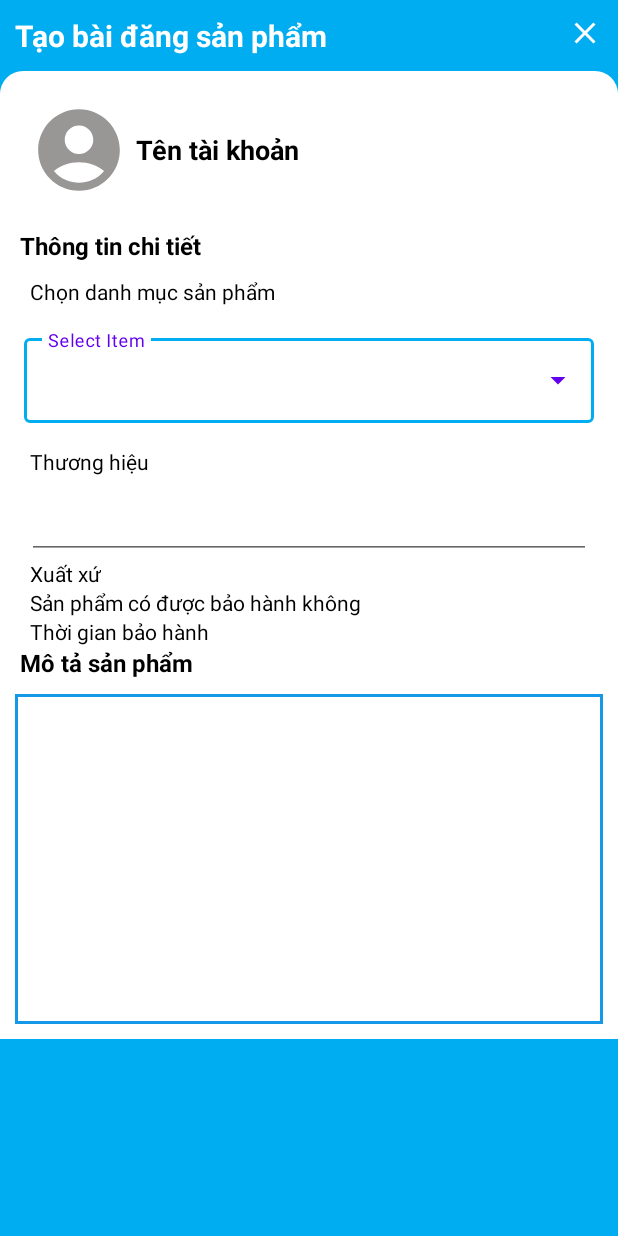
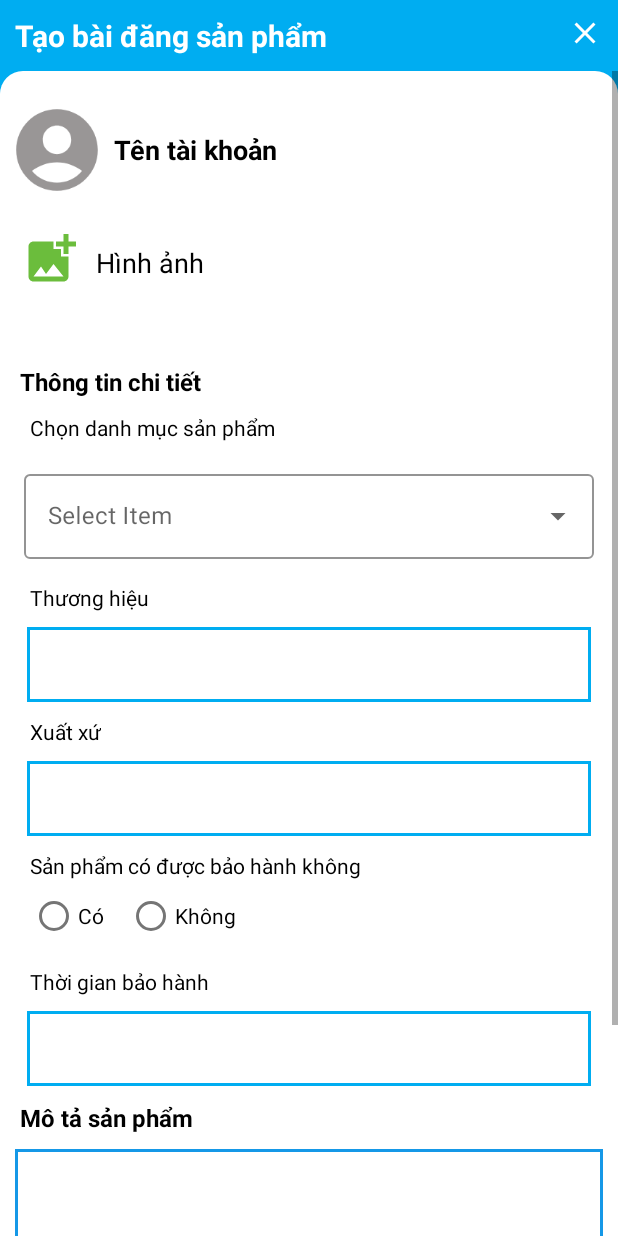
Before and after one commit to zira2801/demotiki, an Android app: the DangSPActivity screen opened directly, with no data from a screen before it, on a phone screen of 412 x 824 dp. Run offline under Robolectric (Android 15) with nearby library versions, the phone set to English and light mode, and no system bars; our stand-ins replace CircleImageView.

Commit message:
finished project

```diff
--- a/app/build.gradle.kts
+++ b/app/build.gradle.kts
@@ -33,7 +33,11 @@
 }
 
 dependencies {
-
+    //noinspection GradleCompatible
+    implementation ("com.android.support:appcompat-v7:28.0.0")
+    androidTestImplementation ("com.android.support.test:runner:1.0.2")
+    implementation ("com.android.support.constraint:constraint-layout:2.0.4")
+    androidTestImplementation ("com.android.support.test.espresso:espresso-core:3.0.2")
     implementation("androidx.appcompat:appcompat:1.6.1")
     implementation("com.google.android.material:material:1.9.0")
     implementation("androidx.constraintlayout:constraintlayout:2.1.4")
--- a/app/src/main/AndroidManifest.xml
+++ b/app/src/main/AndroidManifest.xml
@@ -26,6 +26,8 @@
         android:label="@string/app_name"
         android:roundIcon="@mipmap/ic_launcher_round"
         android:supportsRtl="true"
+        android:largeHeap="true"
+        android:hardwareAccelerated="false"
         android:theme="@style/Theme.Demotiki"
         tools:targetApi="31">
         <activity
--- a/app/src/main/java/com/example/demotiki/DangSanPham/DangSPActivity.java
+++ b/app/src/main/java/com/example/demotiki/DangSanPham/DangSPActivity.java
@@ -1,19 +1,29 @@
 package com.example.demotiki.DangSanPham;
 
 import androidx.appcompat.app.AppCompatActivity;
+import androidx.recyclerview.widget.RecyclerView;
 
+import android.net.Uri;
 import android.os.Bundle;
 import android.view.View;
 import android.widget.AdapterView;
 import android.widget.ArrayAdapter;
 import android.widget.AutoCompleteTextView;
+import android.widget.RelativeLayout;
 import android.widget.Toast;
 
 import com.example.demotiki.R;
 
+import java.util.ArrayList;
+
 public class DangSPActivity extends AppCompatActivity {
 
     String[] item = {"Điện thoại","Laptop","Trang điểm"};
+
+    RecyclerView recyclerView;
+    RelativeLayout chonanh;
+
+    ArrayList<Uri> uris = new ArrayList<>();
 
     AutoCompleteTextView autoCompleteTextView;
     ArrayAdapter<String> adapter;
--- /dev/null
+++ b/app/src/main/java/com/example/demotiki/DangSanPham/RecycleAdapter.java
@@ -0,0 +1,31 @@
+package com.example.demotiki.DangSanPham;
+
+import android.view.View;
+import android.view.ViewGroup;
+
+import androidx.annotation.NonNull;
+import androidx.recyclerview.widget.RecyclerView;
+public class RecycleAdapter extends RecyclerView.Adapter<RecycleAdapter.RecyclerViewHolder> {
+
+    @NonNull
+    @Override
+    public RecycleAdapter.RecyclerViewHolder onCreateViewHolder(@NonNull ViewGroup parent, int viewType) {
+        return null;
+    }
+
+    @Override
+    public void onBindViewHolder(@NonNull RecyclerViewHolder holder, int position) {
+
+    }
+
+    @Override
+    public int getItemCount() {
+        return 0;
+    }
+
+    public class RecyclerViewHolder extends RecyclerView.ViewHolder {
+        public RecyclerViewHolder(@NonNull View itemView) {
+            super(itemView);
+        }
+    }
+}
--- a/app/src/main/res/drawable/background_dangbai.xml
+++ b/app/src/main/res/drawable/background_dangbai.xml
@@ -1,4 +1,9 @@
 <?xml version="1.0" encoding="utf-8"?>
 <selector xmlns:android="http://schemas.android.com/apk/res/android">
-
+    <item>
+        <shape android:shape="rectangle">
+            <stroke android:width="2dp" android:color="#00adf1"/>
+            <solid android:color="@color/white"/>
+        </shape>
+    </item>
 </selector>
--- /dev/null
+++ b/app/src/main/res/drawable/baseline_add_photo_alternate_24_2.xml
@@ -0,0 +1,5 @@
+<vector android:height="24dp" android:tint="#6BBD3C"
+    android:viewportHeight="24" android:viewportWidth="24"
+    android:width="24dp" xmlns:android="http://schemas.android.com/apk/res/android">
+    <path android:fillColor="@android:color/white" android:pathData="M19,7v2.99s-1.99,0.01 -2,0L17,7h-3s0.01,-1.99 0,-2h3L17,2h2v3h3v2h-3zM16,11L16,8h-3L13,5L5,5c-1.1,0 -2,0.9 -2,2v12c0,1.1 0.9,2 2,2h12c1.1,0 2,-0.9 2,-2v-8h-3zM5,19l3,-4 2,3 3,-4 4,5L5,19z"/>
+</vector>
--- a/app/src/main/res/layout/activity_dang_spactivity.xml
+++ b/app/src/main/res/layout/activity_dang_spactivity.xml
@@ -50,7 +50,9 @@
                 android:layout_height="wrap_content"
                 android:orientation="horizontal"
                 android:gravity="center"
-                android:layout_margin="20dp">
+                android:layout_marginTop="20dp"
+                android:layout_marginStart="5dp"
+                android:layout_marginBottom="10dp">
                 <de.hdodenhof.circleimageview.CircleImageView
                     android:layout_width="65dp"
                     android:layout_height="65dp"
@@ -64,6 +66,35 @@
                     android:textStyle="bold"
                     android:layout_marginStart="5dp"/>
             </LinearLayout>
+            <RelativeLayout
+                android:id="@+id/chonhinhanh"
+                android:layout_width="200dp"
+                android:layout_height="wrap_content"
+                android:layout_marginTop="10dp"
+                android:layout_marginStart="14dp"
+                android:layout_marginBottom="20dp">
+                <ImageView
+                    android:layout_alignParentTop="true"
+                    android:layout_alignParentStart="true"
+                    android:id="@+id/img_add"
+                    android:layout_width="40dp"
+                    android:layout_height="40dp"
+                    android:src="@drawable/baseline_add_photo_alternate_24_2"/>
+                <TextView
+                    android:layout_width="wrap_content"
+                    android:layout_height="wrap_content"
+                    android:text="Hình ảnh"
+                    android:textColor="@color/black"
+                    android:layout_alignStart="@+id/img_add"
+                    android:layout_marginStart="50dp"
+                    android:layout_alignParentTop="true"
+                    android:layout_marginTop="10dp"
+                    android:textSize="18dp"/>
+            </RelativeLayout>
+            <androidx.recyclerview.widget.RecyclerView
+                android:layout_width="match_parent"
+                android:layout_height="wrap_content"
+                android:padding="15dp"/>
             <TextView
                 android:layout_width="wrap_content"
                 android:layout_height="wrap_content"
@@ -104,29 +135,69 @@
                 android:textColor="@color/black"
                 android:layout_marginStart="20dp"/>
             <EditText
+                android:id="@+id/edt_thuonghieu"
                 android:layout_width="match_parent"
-                android:layout_height="wrap_content"
+                android:layout_height="50dp"
                 android:layout_marginTop="10dp"
                 android:layout_marginStart="18dp"
-                android:layout_marginEnd="18dp"/>
+                android:layout_marginEnd="18dp"
+                android:background="@drawable/background_dangbai"
+                android:layout_marginBottom="10dp"
+                android:paddingStart="10dp"/>
             <TextView
                 android:layout_width="wrap_content"
                 android:layout_height="wrap_content"
                 android:text="Xuất xứ"
                 android:textColor="@color/black"
                 android:layout_marginStart="20dp"/>
+            <EditText
+                android:layout_marginBottom="10dp"
+                android:id="@+id/edt_xuatxu"
+                android:layout_width="match_parent"
+                android:layout_height="50dp"
+                android:layout_marginTop="10dp"
+                android:layout_marginStart="18dp"
+                android:layout_marginEnd="18dp"
+                android:background="@drawable/background_dangbai"
+                android:paddingStart="10dp"/>
             <TextView
                 android:layout_width="wrap_content"
                 android:layout_height="wrap_content"
                 android:text="Sản phẩm có được bảo hành không"
                 android:textColor="@color/black"
                 android:layout_marginStart="20dp"/>
+            <RadioGroup
+                android:layout_width="wrap_content"
+                android:layout_height="wrap_content"
+                android:orientation="horizontal"
+                android:layout_marginStart="20dp"
+                android:layout_marginBottom="10dp">
+                <RadioButton
+                    android:layout_width="wrap_content"
+                    android:layout_height="wrap_content"
+                    android:text="Có"/>
+                <RadioButton
+                    android:layout_width="wrap_content"
+                    android:layout_height="wrap_content"
+                    android:text="Không"
+                    android:layout_marginStart="15dp"/>
+            </RadioGroup>
             <TextView
                 android:layout_width="wrap_content"
                 android:layout_height="wrap_content"
                 android:text="Thời gian bảo hành"
                 android:textColor="@color/black"
                 android:layout_marginStart="20dp"/>
+            <EditText
+                android:layout_marginBottom="10dp"
+                android:id="@+id/edt_thoigianbaohanh"
+                android:layout_width="match_parent"
+                android:layout_height="50dp"
+                android:layout_marginTop="10dp"
+                android:layout_marginStart="18dp"
+                android:layout_marginEnd="18dp"
+                android:background="@drawable/background_dangbai"
+                android:paddingStart="10dp"/>
             <TextView
                 android:layout_width="wrap_content"
                 android:layout_height="wrap_content"
@@ -149,7 +220,8 @@
                 android:scrollbarStyle="insideInset"
                 android:scrollHorizontally="false"
                 android:layout_margin="10dp"
-                android:background="@drawable/background_edit_diachi"/>
+                android:background="@drawable/background_edit_diachi"
+                />
         </LinearLayout>
     </ScrollView>
 
```
